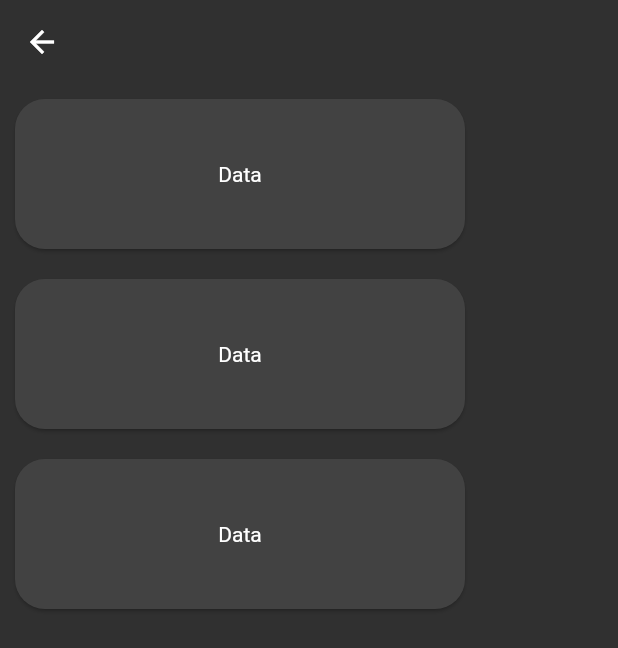
After one commit to FrtSkr/flutter-full-learn, a Flutter app: the CardLearn screen opened directly, on a phone screen of 412 x 824 dp. The commit adds this screen. Shown: the top 648 px of the screen. Run offline on Flutter 3.47's test engine with Material 2 defaults, Android fonts, the phone set to English and light mode, and no system bars; network calls fail.

Commit message:
Card - Padding - Image

```diff
--- /dev/null
+++ b/lib/101/card_learn.dart
@@ -0,0 +1,72 @@
+import 'package:flutter/material.dart';
+
+class CardLearn extends StatelessWidget {
+  const CardLearn({Key? key}) : super(key: key);
+
+  @override
+  Widget build(BuildContext context) {
+    return Scaffold(
+      appBar: AppBar(),
+      body: Column(
+        children: [
+          Card(
+            margin: ProjectMargins.cardMargin,
+            shape:
+                RoundedRectangleBorder(borderRadius: BorderRadius.circular(20)),
+            child: const SizedBox(
+              height: 100,
+              width: 300,
+              child: Center(
+                child: Text('Data'),
+              ),
+            ),
+          ),
+          Card(
+            margin: ProjectMargins.cardMargin,
+            shape:
+                RoundedRectangleBorder(borderRadius: BorderRadius.circular(20)),
+            child: const SizedBox(
+              height: 100,
+              width: 300,
+              child: Center(
+                child: Text('Data'),
+              ),
+            ),
+          ),
+          _CustomCard(
+            child: const SizedBox(
+              height: 100,
+              width: 300,
+              child: Center(
+                child: Text('Data'),
+              ),
+            ),
+          )
+        ],
+      ),
+    );
+  }
+}
+
+class ProjectMargins {
+  static const cardMargin = EdgeInsets.all(10);
+  static final roundedRectangleBorder =
+      RoundedRectangleBorder(borderRadius: BorderRadius.circular(20));
+}
+
+//Borders:
+// StadiumBorder(), CircleBorder(), RoundedRectangleBorder()
+
+class _CustomCard extends StatelessWidget {
+  _CustomCard({super.key, required this.child});
+  final Widget child;
+  final roundedRectangleBorder =
+      RoundedRectangleBorder(borderRadius: BorderRadius.circular(20));
+  @override
+  Widget build(BuildContext context) {
+    return Card(
+      margin: ProjectMargins.cardMargin,
+      child: child,
+    );
+  }
+}
--- a/lib/101/stateless_learn.dart
+++ b/lib/101/stateless_learn.dart
@@ -3,6 +3,8 @@ import 'package:flutter/material.dart';
 /* Herhangi bir data işleminin yapılmayacağı sadece ekran tasarımını yapılacağı vakit kullanılan widget türü, statelessWidget'tır.
 Durum tabiki yapmaz.*/
 class StatelessLearn extends StatelessWidget {
+  const StatelessLearn({Key? key}) : super(key: key);
+
   @override
   Widget build(BuildContext context) {
     return Scaffold(
```
Also changed, not shown: lib/101/image_learn.dart (added, +74 -0 lines), lib/101/padding_learn.dart (added, +47 -0 lines), lib/main.dart (+9 -1 lines), pubspec.yaml (+3 -4 lines), assets/apple-book.png (added), assets/png/apple-book.png (added), assets/png/books-and-apple.png (added), assets/png/two-books-apple.png (added).
